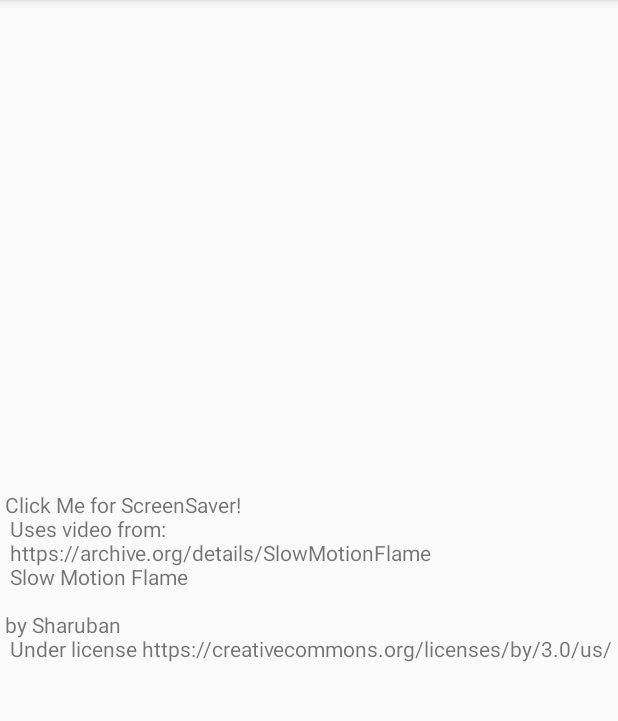
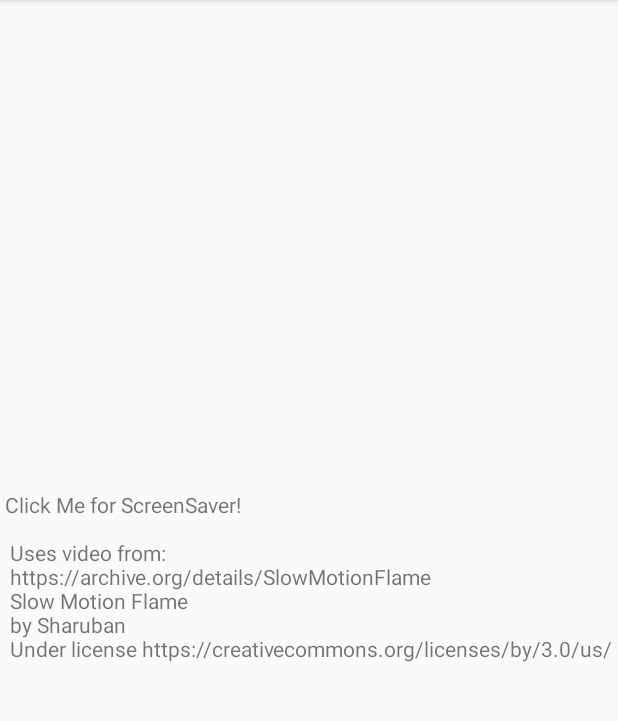
Before and after one commit to fullStackOasis/android-demo-video-view-screensaver, an Android app: the screen it shows after launch (MainActivity), on a phone screen of 412 x 824 dp, the part 84-805 px from its top. Run offline under Robolectric (Android 15) with nearby library versions, the phone set to English and light mode, and no system bars.

Commit message:
Modify text.

```diff
--- a/app/src/main/res/values/strings.xml
+++ b/app/src/main/res/values/strings.xml
@@ -1,10 +1,12 @@
 <resources>
     <string name="app_name">VideoViewApplication</string>
-    <string name="click_me">Click Me for ScreenSaver!\n
+    <string name="click_me">
+Click Me for ScreenSaver!\n
+\n
 Uses video from:\n
 https://archive.org/details/SlowMotionFlame\n
-"Slow Motion Flame\n
-by Sharuban"\n
+Slow Motion Flame\n
+by Sharuban\n
 Under license https://creativecommons.org/licenses/by/3.0/us/
     </string>
 </resources>
```
